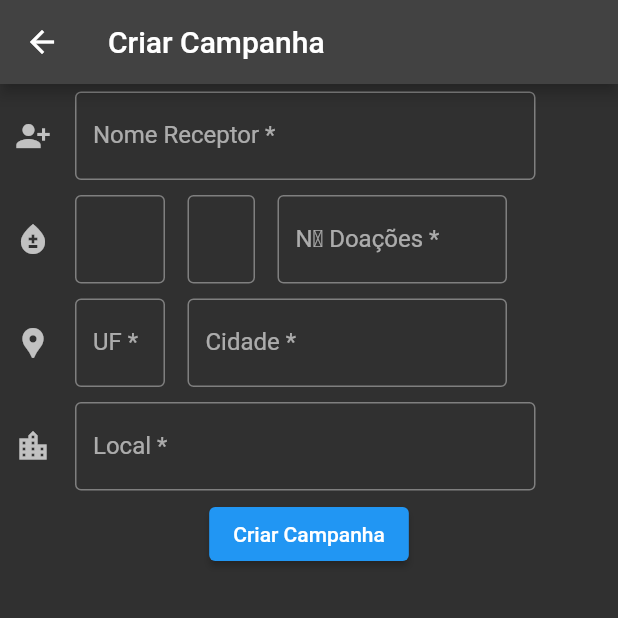
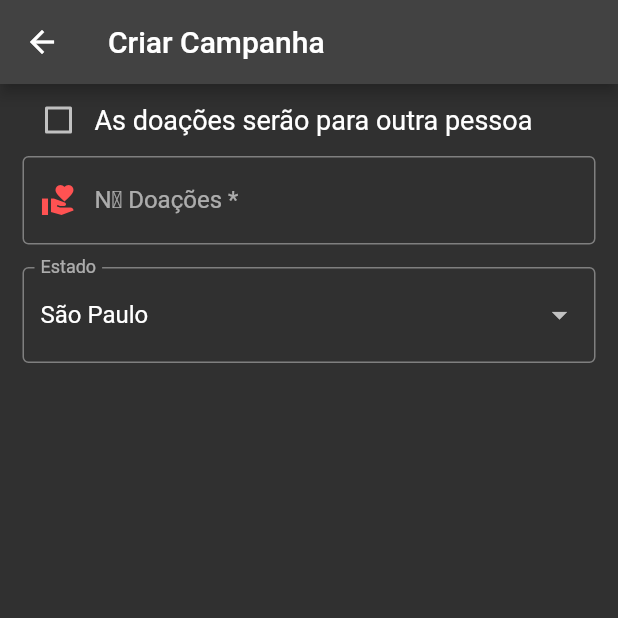
Before and after one commit to jsgorlon/doe_sangue, a Flutter app: the CreateCampanha screen opened by its route, on a phone screen of 412 x 824 dp, the top half of it. Run offline on Flutter 3.47's test engine with Material 2 defaults, Android fonts, the phone set to English and light mode, and no system bars; our stand-ins replace auto_size_text, mask_text_input_formatter, sqflite; missing offline and left inert: cool_dropdown, maps_launcher; accounts and stored records are empty.

Commit message:
Atualização tela criar campanhas

```diff
--- a/lib/models/campanha.dart
+++ b/lib/models/campanha.dart
@@ -27,7 +27,7 @@ class Campanha {
   Campanha.fromMap(Map<dynamic, dynamic> map) {
     idCampanha = map['idCampanha'];
     organizador = Usuario.fromMap(map);
-    nomeReceptor = map['nomeReceptor'] ?? "";
+    nomeReceptor = map['nomeReceptor'];
     tipoSanguineo = map['tipoSanguineo'];
     qtdSolicitada = map['qtdSolicitada'];
     qtdDoada = map['qtdDoada'] ?? 0;
--- /dev/null
+++ b/lib/models/cidade.dart
@@ -0,0 +1,16 @@
+import 'package:doe_sangue/models/estado.dart';
+
+class Cidade {
+  int? idCidade;
+  String? nomeCidade;
+  int? ibge;
+  Estado? estado;
+
+  Cidade({this.idCidade, this.nomeCidade, this.ibge, this.estado});
+  Cidade.fromMap(Map<dynamic, dynamic> map) {
+    idCidade = map['idCidade'];
+    nomeCidade = map['nomeCidade'];
+    ibge = map['ibge'];
+    estado = Estado.fromMap(map);
+  }
+}
--- /dev/null
+++ b/lib/models/estado.dart
@@ -0,0 +1,21 @@
+class Estado {
+  int? idEstado;
+  String? nomeEstado;
+  String? siglaUF;
+
+  Estado({
+    this.idEstado,
+    this.nomeEstado,
+    this.siglaUF,
+  });
+
+  Estado.fromMap(Map<dynamic, dynamic> map) {
+    idEstado = map['idEstado'];
+    nomeEstado = map['nomeEstado'];
+    siglaUF = map['siglaUF'];
+  }
+
+  Map<String, dynamic> toMap() {
+    return {'idEstado': idEstado, 'nomeEstado': nomeEstado, 'siglaUF': siglaUF};
+  }
+}
--- a/lib/models/localColeta.dart
+++ b/lib/models/localColeta.dart
@@ -1,3 +1,5 @@
+import 'package:doe_sangue/models/cidade.dart';
+
 class LocalColeta {
   int? idLocal;
   String? nomeLocal;
@@ -6,12 +8,7 @@ class LocalColeta {
   String? cep;
   String? numero;
   String? complemento;
-  int? idCidade;
-  String? nomeCidade;
-  int? ibge;
-  int? idEstado;
-  String? nomeEstado;
-  String? siglaUF;
+  Cidade? cidade;
 
   LocalColeta({
     this.idLocal,
@@ -21,12 +18,7 @@ class LocalColeta {
     this.cep,
     this.numero,
     this.complemento,
-    this.idCidade,
-    this.nomeCidade,
-    this.ibge,
-    this.idEstado,
-    this.nomeEstado,
-    this.siglaUF,
+    this.cidade,
   });
 
   LocalColeta.fromMap(Map<dynamic, dynamic> map) {
@@ -37,11 +29,6 @@ class LocalColeta {
     cep = map['cep'];
     numero = map['numero'];
     complemento = map['complemento'];
-    idCidade = map['idCidade'];
-    nomeCidade = map['nomeCidade'];
-    ibge = map['ibge'];
-    idEstado = map['idEstado'];
-    nomeEstado = map['nomeEstado'];
-    siglaUF = map['siglaUF'];
+    cidade = Cidade.fromMap(map);
   }
 }
--- a/lib/services/database_handler.dart
+++ b/lib/services/database_handler.dart
@@ -67,7 +67,7 @@ class DatabaseHandler {
         await database.execute(
             """INSERT INTO estados(nomeEstado, siglaUF) VALUES ("São Paulo", "SP"), ("Minas Gerais", "MG");""");
         await database.execute(
-            """INSERT INTO cidades(nomeCidade, idEstado, ibge) VALUES ("São José do Rio Preto", 1, 3549805), ("Patos de Minas", 2, 3148004);""");
+            """INSERT INTO cidades(nomeCidade, idEstado, ibge) VALUES ("São José do Rio Preto", 1, 3549805), ("Patos de Minas", 2, 3148004), ("Olímpia", 1, 345345), ("Uberaba", 2, 345645);""");
         await database.execute(
             """INSERT INTO campanhas(idUsuario, nomeReceptor, idLocal, tipoSanguineo, qtdSolicitada, dataInicio, ativa) VALUES (2, "Carla", 2, "A+", 5, "2022-01-05", 0);""");
         await database.execute(
--- a/lib/views/android/create_campanha.page.dart
+++ b/lib/views/android/create_campanha.page.dart
@@ -1,19 +1,250 @@
+import 'package:cool_dropdown/cool_dropdown.dart';
+import 'package:doe_sangue/controller/local_coleta.controller.dart';
+import 'package:doe_sangue/models/campanha.dart';
+import 'package:doe_sangue/models/cidade.dart';
+import 'package:doe_sangue/models/estado.dart';
+import 'package:doe_sangue/models/localColeta.dart';
 import 'package:flutter/material.dart';
 
 const List<String> listaEstados = <String>['AM', 'SP'];
 
-class CreateCampanha extends StatelessWidget {
-  String? organizador; //Sera o usuário do aplicativo
+class CreateCampanha extends StatefulWidget {
+  const CreateCampanha({super.key});
+
+  @override
+  State<CreateCampanha> createState() => _CreateCampanhaState();
+}
+
+class _CreateCampanhaState extends State<CreateCampanha> {
+  final localController = LocalColetaController();
+  bool hasReceptor = false;
+  String? organizador; //Será o usuário do aplicativo
   String? receptor;
   String? tipoSanguineo;
-  //bool? tipoPositivo;
   int? qtdBolsasSolicitadas;
-  int? qtdBolsasDoadas;
   String? local;
-  String? cidade;
-  String? estado;
-  DateTime? dataInicio;
+
+  Future<List<Map>>? estados;
+  Estado? selectedState;
+  List<Cidade> cidades = [];
+  Cidade? selectedCity;
+  List<LocalColeta> locaisColeta = [];
+  LocalColeta? selectedLocal;
+
+  List<String> bloodTypes = <String>[
+    "A+",
+    "AB+",
+    "B+",
+    "O+",
+    "A-",
+    "AB-",
+    "B-",
+    "O-"
+  ];
+
   final formKey = GlobalKey<FormState>();
+
+  @override
+  void initState() {
+    estados = localController.readEstados();
+    super.initState();
+  }
+
+  void updateCidade(int? idEstado) async {
+    selectedCity = null;
+    cidades = [];
+
+    var items = await localController.readCidade(idEstado);
+
+    cidades = items
+        .map(
+          (e) => Cidade.fromMap(e),
+        )
+        .toList();
+  }
+
+  void updateLocais(int? idCidade) async {
+    selectedLocal = null;
+    locaisColeta = [];
+
+    var items = await localController.readLocalById(idCidade!);
+
+    locaisColeta = items
+        .map(
+          (e) => LocalColeta.fromMap(e),
+        )
+        .toList();
+  }
+
+  Widget createButton() => ElevatedButton(
+        onPressed: () => Navigator.of(context).pop(),
+        child: const Text("Criar"),
+      );
+
+  Widget checkBox() => Row(
+        children: [
+          Checkbox(
+            activeColor: Colors.redAccent,
+            checkColor: Colors.white,
+            value: hasReceptor,
+            onChanged: (bool? value) {
+              setState(() {
+                hasReceptor = value!;
+              });
+            },
+          ),
+          Text(
+            "As doações serão para outra pessoa",
+            style: TextStyle(fontSize: 18),
+          ),
+        ],
+      );
+
+  Widget comboBox() => Wrap(
+        spacing: 15,
+        runSpacing: 15,
+        children: [
+          Container(
+            child: TextFormField(
+              keyboardType: TextInputType.number,
+              decoration: const InputDecoration(
+                labelText: 'Nᵒ Doações *',
+                prefixIcon: Icon(
+                  Icons.volunteer_activism,
+                  color: Colors.redAccent,
+                ),
+                border: OutlineInputBorder(),
+              ),
+              validator: ((value) {
+                if (value == null || value.isEmpty) {
+                  return 'Valor obrigatório';
+                }
+              }),
+            ),
+          ),
+          Container(
+            child: Visibility(
+              visible: hasReceptor,
+              child: DropdownButtonFormField(
+                decoration: InputDecoration(
+                    border: OutlineInputBorder(), labelText: "Tipo sanguíneo"),
+                onChanged: (value) {},
+                value: bloodTypes.first,
+                items: bloodTypes.map<DropdownMenuItem<String>>((String value) {
+                  return DropdownMenuItem<String>(
+                    value: value,
+                    child: Center(child: Text(value)),
+                  );
+                }).toList(),
+              ),
+            ),
+          ),
+          Visibility(
+            visible: hasReceptor,
+            child: Container(
+              child: TextFormField(
+                enabled: hasReceptor,
+                decoration: const InputDecoration(
+                  prefixIcon: Icon(Icons.person_add_alt_1_sharp),
+                  border: OutlineInputBorder(),
+                  hintText: 'Quem receberá a doação?',
+                  labelText: 'Nome Receptor',
+                ),
+              ),
+            ),
+          )
+        ],
+      );
+
+  Widget buildStates() {
+    return Container(
+      child: FutureBuilder<List<Map<dynamic, dynamic>>>(
+        future: estados,
+        builder: (BuildContext context, snapshot) {
+          if (snapshot.hasError) return Text(snapshot.error!.toString());
+
+          List<Estado> items =
+              snapshot.data!.map((v) => Estado.fromMap(v)).toList();
+
+          updateCidade(items.first.idEstado);
+
+          return DropdownButtonFormField<Estado>(
+            decoration: InputDecoration(
+              labelText: 'Estado',
+              border: OutlineInputBorder(),
+            ),
+            value: (selectedState == null)
+                ? items.first
+                : (items.firstWhere((Estado estado) =>
+                    estado.idEstado == selectedState!.idEstado)),
+            items: items.map<DropdownMenuItem<Estado>>((Estado estado) {
+              return DropdownMenuItem<Estado>(
+                child: Text("${estado.nomeEstado}"),
+                value: estado,
+              );
+            }).toList(),
+            onChanged: (estado) {
+              setState(() {
+                selectedState = estado;
+                selectedLocal = null;
+                locaisColeta = [];
+
+                updateCidade(estado?.idEstado);
+              });
+            },
+          );
+        },
+      ),
+    );
+  }
+
+  Widget buildCities() {
+    return DropdownButtonFormField<Cidade>(
+      decoration: InputDecoration(
+        labelText: 'Cidade',
+        border: OutlineInputBorder(),
+      ),
+      value: (selectedCity == null)
+          ? cidades!.first
+          : (cidades!.firstWhere(
+              (Cidade cidade) => cidade.idCidade == selectedCity!.idCidade)),
+      items: cidades.isNotEmpty
+          ? cidades!.map<DropdownMenuItem<Cidade>>((Cidade cidade) {
+              return DropdownMenuItem<Cidade>(
+                child: Text("${cidade.nomeCidade}"),
+                value: cidade,
+              );
+            }).toList()
+          : [],
+      onChanged: (cidade) => setState(() {
+        selectedCity = cidade;
+        updateLocais(cidade?.idCidade);
+      }),
+    );
+  }
+
+  Widget buildLocal() {
+    return DropdownButtonFormField<LocalColeta>(
+      decoration: InputDecoration(
+        labelText: 'Local',
+        border: OutlineInputBorder(),
+      ),
+      value: (selectedLocal == null)
+          ? locaisColeta!.first
+          : (locaisColeta!.firstWhere(
+              (LocalColeta local) => local.idLocal == selectedLocal!.idLocal)),
+      items: locaisColeta.isNotEmpty
+          ? locaisColeta!
+              .map<DropdownMenuItem<LocalColeta>>((LocalColeta local) {
+              return DropdownMenuItem<LocalColeta>(
+                child: Text("${local.nomeLocal}"),
+                value: local,
+              );
+            }).toList()
+          : [],
+      onChanged: (local) => setState(() => selectedLocal = local),
+    );
+  }
 
   @override
   Widget build(BuildContext context) {
@@ -23,100 +254,22 @@ class CreateCampanha extends StatelessWidget {
       ),
       body: Form(
         key: formKey,
-        child: Column(
-          crossAxisAlignment: CrossAxisAlignment.start,
-          children: [
-            Container(
-              padding: const EdgeInsets.fromLTRB(10, 5, 55, 5),
-              child: TextFormField(
-                decoration: const InputDecoration(
-                  border: OutlineInputBorder(),
-                  icon: Icon(Icons.person_add_alt_1_sharp),
-                  hintText: 'Quem receberá a doação?',
-                  labelText: 'Nome Receptor *',
-                ),
+        child: Container(
+          padding: EdgeInsets.symmetric(horizontal: 15),
+          child: Column(
+            children: [
+              checkBox(),
+              comboBox(),
+              Container(
+                margin: EdgeInsets.only(bottom: 15),
+                child: buildStates(),
               ),
-            ),
-            Row(
-              mainAxisAlignment: MainAxisAlignment.start,
-              children: [
-                Container(
-                  padding: const EdgeInsets.fromLTRB(10, 5, 5, 5),
-                  width: 115,
-                  child: TextFormField(
-                    decoration: const InputDecoration(
-                      border: OutlineInputBorder(),
-                      icon: Icon(Icons.bloodtype_sharp),
-                    ),
-                  ),
-                ),
-                Container(
-                  padding: const EdgeInsets.fromLTRB(10, 5, 5, 5),
-                  width: 60,
-                  child: TextFormField(
-                    decoration: const InputDecoration(
-                      border: OutlineInputBorder(),
-                    ),
-                  ),
-                ),
-                Container(
-                  padding: const EdgeInsets.fromLTRB(10, 5, 5, 5),
-                  width: 168,
-                  child: TextFormField(
-                    decoration: const InputDecoration(
-                      border: OutlineInputBorder(),
-                      labelText: 'Nᵒ Doações *',
-                    ),
-                  ),
-                )
-              ],
-            ),
-            Row(
-              children: [
-                Container(
-                  width: 115,
-                  padding: const EdgeInsets.fromLTRB(10, 5, 5, 5),
-                  child: TextFormField(
-                    decoration: const InputDecoration(
-                        border: OutlineInputBorder(),
-                        icon: Icon(Icons.location_pin),
-                        labelText: 'UF *'),
-                  ),
-                ),
-                Container(
-                  width: 228,
-                  padding: const EdgeInsets.fromLTRB(10, 5, 5, 5),
-                  child: TextFormField(
-                    decoration: const InputDecoration(
-                      border: OutlineInputBorder(),
-                      labelText: 'Cidade *',
-                    ),
-                  ),
-                ),
-              ],
-            ),
-            Container(
-              padding: const EdgeInsets.fromLTRB(10, 5, 55, 5),
-              child: TextFormField(
-                decoration: const InputDecoration(
-                    border: OutlineInputBorder(),
-                    icon: Icon(Icons.location_city_sharp),
-                    labelText: 'Local *',
-                    hintText: 'Onde será a doação?'),
-              ),
-            ),
-            Row(
-              mainAxisAlignment: MainAxisAlignment.center,
-              children: [
-                SizedBox(
-                  child: ElevatedButton(
-                    onPressed: () => Navigator.of(context).pop(),
-                    child: const Text("Criar Campanha"),
-                  ),
-                ),
-              ],
-            )
-          ],
+              if (cidades.isNotEmpty) Container(child: buildCities()),
+              if (locaisColeta.isNotEmpty) Container(child: buildLocal()),
+              // buildCities(),
+              // buildLocal(),
+            ],
+          ),
         ),
       ),
     );
--- a/pubspec.yaml
+++ b/pubspec.yaml
@@ -44,6 +44,7 @@ dependencies:
   sqflite: ^2.2.0+3
   path: ^1.8.0
   path_provider: ^2.0.11
+  cool_dropdown: ^1.4.2
 
 dev_dependencies:
   flutter_test:
```
Also changed, not shown: lib/controller/local_coleta.controller.dart (+15 -2 lines), lib/views/android/TabbedHome.page.dart (+2 -5 lines), lib/views/android/widgets/campanha.card.dart (+12 -2 lines), pubspec.lock, 1 other file.
